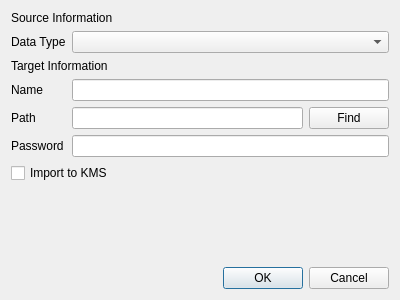
Old version of the form CAMan/import_dlg.ui in the repository jykim74/CertMan.
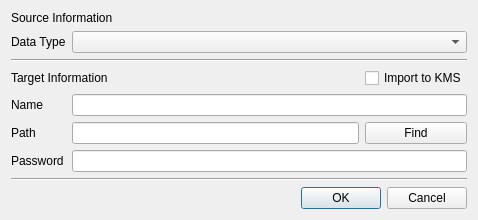
New version of the form.

Patch:
```diff
--- a/CAMan/import_dlg.ui
+++ b/CAMan/import_dlg.ui
@@ -6,36 +6,15 @@
    <rect>
     <x>0</x>
     <y>0</y>
-    <width>400</width>
-    <height>300</height>
+    <width>478</width>
+    <height>220</height>
    </rect>
   </property>
   <property name="windowTitle">
    <string>Import data</string>
   </property>
   <layout class="QGridLayout" name="gridLayout">
-   <item row="5" column="0">
-    <widget class="QLabel" name="label_6">
-     <property name="text">
-      <string>Password</string>
-     </property>
-    </widget>
-   </item>
-   <item row="3" column="0">
-    <widget class="QLabel" name="label_4">
-     <property name="text">
-      <string>Name</string>
-     </property>
-    </widget>
-   </item>
-   <item row="0" column="0" colspan="2">
-    <widget class="QLabel" name="label">
-     <property name="text">
-      <string>Source Information</string>
-     </property>
-    </widget>
-   </item>
-   <item row="8" column="1" colspan="2">
+   <item row="10" column="1" colspan="2">
     <widget class="QDialogButtonBox" name="buttonBox">
      <property name="orientation">
       <enum>Qt::Horizontal</enum>
@@ -45,27 +24,7 @@
      </property>
     </widget>
    </item>
-   <item row="2" column="0" colspan="2">
-    <widget class="QLabel" name="label_3">
-     <property name="text">
-      <string>Target Information</string>
-     </property>
-    </widget>
-   </item>
-   <item row="5" column="1" colspan="2">
-    <widget class="QLineEdit" name="mPasswordText"/>
-   </item>
-   <item row="1" column="0">
-    <widget class="QLabel" name="label_2">
-     <property name="text">
-      <string>Data Type</string>
-     </property>
-    </widget>
-   </item>
-   <item row="1" column="1" colspan="2">
-    <widget class="QComboBox" name="mDataTypeCombo"/>
-   </item>
-   <item row="7" column="1">
+   <item row="8" column="0">
     <spacer name="verticalSpacer">
      <property name="orientation">
       <enum>Qt::Vertical</enum>
@@ -78,33 +37,88 @@
      </property>
     </spacer>
    </item>
-   <item row="4" column="2">
-    <widget class="QPushButton" name="mFindBtn">
-     <property name="text">
-      <string>Find</string>
-     </property>
-    </widget>
-   </item>
    <item row="4" column="0">
+    <widget class="QLabel" name="label_4">
+     <property name="text">
+      <string>Name</string>
+     </property>
+    </widget>
+   </item>
+   <item row="0" column="0" colspan="2">
+    <widget class="QLabel" name="label">
+     <property name="text">
+      <string>Source Information</string>
+     </property>
+    </widget>
+   </item>
+   <item row="6" column="1" colspan="2">
+    <widget class="QLineEdit" name="mPasswordText"/>
+   </item>
+   <item row="5" column="0">
     <widget class="QLabel" name="label_5">
      <property name="text">
       <string>Path</string>
      </property>
     </widget>
    </item>
-   <item row="3" column="1" colspan="2">
-    <widget class="QLineEdit" name="mNameText"/>
+   <item row="6" column="0">
+    <widget class="QLabel" name="label_6">
+     <property name="text">
+      <string>Password</string>
+     </property>
+    </widget>
    </item>
-   <item row="4" column="1">
+   <item row="1" column="0">
+    <widget class="QLabel" name="label_2">
+     <property name="text">
+      <string>Data Type</string>
+     </property>
+    </widget>
+   </item>
+   <item row="5" column="1">
     <widget class="QLineEdit" name="mPathText"/>
    </item>
-   <item row="6" column="0" colspan="2">
+   <item row="4" column="1" colspan="2">
+    <widget class="QLineEdit" name="mNameText"/>
+   </item>
+   <item row="3" column="2">
     <widget class="QCheckBox" name="mImportKMSCheck">
      <property name="text">
       <string>Import to KMS</string>
      </property>
     </widget>
    </item>
+   <item row="5" column="2">
+    <widget class="QPushButton" name="mFindBtn">
+     <property name="text">
+      <string>Find</string>
+     </property>
+    </widget>
+   </item>
+   <item row="3" column="0" colspan="2">
+    <widget class="QLabel" name="label_3">
+     <property name="text">
+      <string>Target Information</string>
+     </property>
+    </widget>
+   </item>
+   <item row="1" column="1" colspan="2">
+    <widget class="QComboBox" name="mDataTypeCombo"/>
+   </item>
+   <item row="2" column="0" colspan="3">
+    <widget class="Line" name="line">
+     <property name="orientation">
+      <enum>Qt::Horizontal</enum>
+     </property>
+    </widget>
+   </item>
+   <item row="9" column="0" colspan="3">
+    <widget class="Line" name="line_2">
+     <property name="orientation">
+      <enum>Qt::Horizontal</enum>
+     </property>
+    </widget>
+   </item>
   </layout>
  </widget>
  <tabstops>
```
Left out of the diff: 1 changed line with no effect on the pictures.
